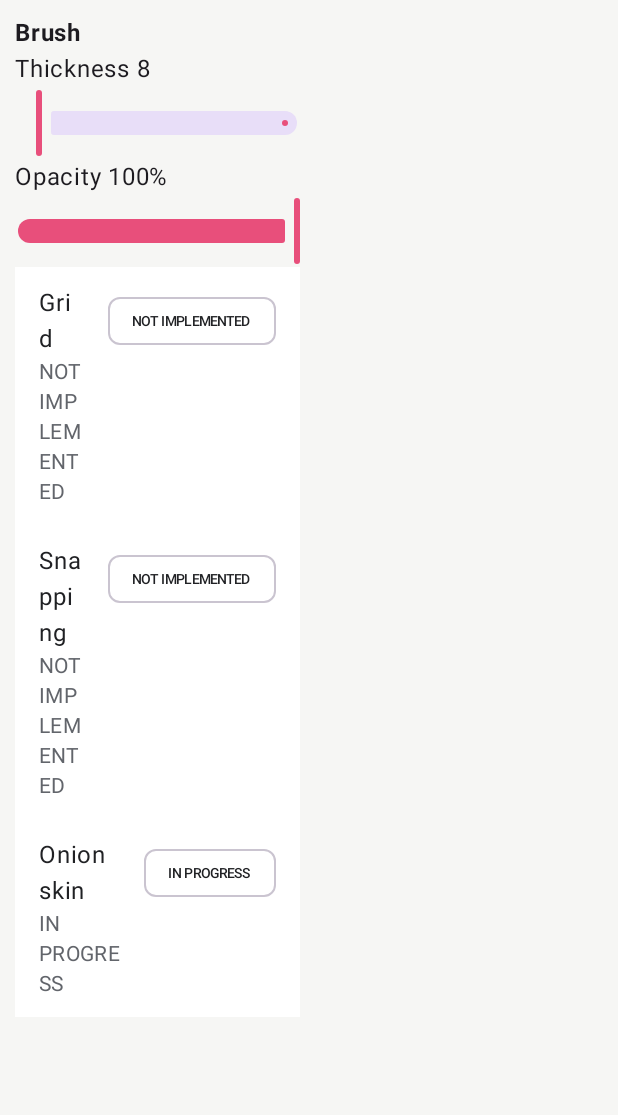
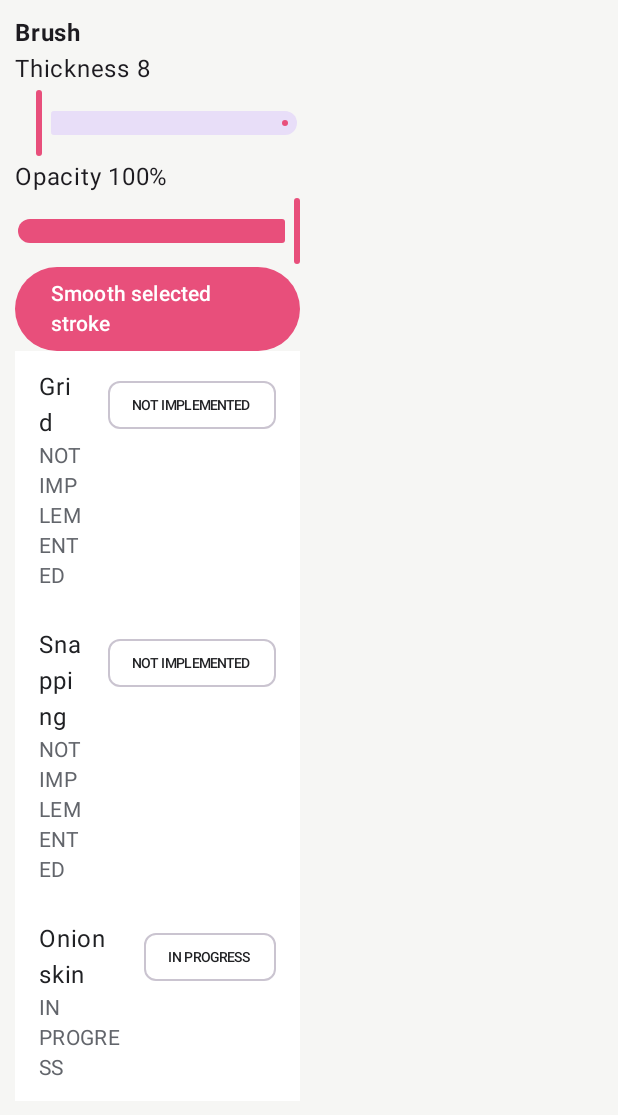
Before and after one commit to smitnk/Project-greas, an Android app built with Jetpack Compose: the composable Properties shown on its own in the app's theme, on a phone screen of 412 x 824 dp. Shown: the top 1115 px of the screen. Run offline under Robolectric (Android 15) with nearby library versions, the light colour scheme and no system bars.

Commit message:
Connect existing UI to real Legacy GP smoothing

```diff
--- a/android/app/src/main/java/com/smitnk/projectgrease/ui/ProjectGreaseUI.kt
+++ b/android/app/src/main/java/com/smitnk/projectgrease/ui/ProjectGreaseUI.kt
@@ -205,6 +205,7 @@ fun ProjectGreaseApp(controller:EditorController,blenderViewport:@Composable Box
     Column(Modifier.width(210.dp).fillMaxHeight().verticalScroll(rememberScrollState()).padding(10.dp)){
         Text("Brush",fontWeight=FontWeight.Bold);Text("Thickness "+thickness.toInt());Slider(thickness, {thickness=it;controller.materials.setThickness(it);redraw()}, valueRange = .5f..100f)
         Text("Opacity "+(opacity*100).toInt().toString()+"%");Slider(opacity, {opacity=it;controller.materials.setOpacity(it);controller.setMaterialColor(controller.materials.colorArgb);redraw()}, valueRange = 0f..1f)
+        Button(onClick={if(controller.smoothSelectedStroke()){redraw()}}){Text("Smooth selected stroke")}
         CapabilityRow("Grid",FeatureId.GRID);CapabilityRow("Snapping",FeatureId.SNAPPING);CapabilityRow("Onion skin",FeatureId.ONION_SKIN)
     }
 }
```
